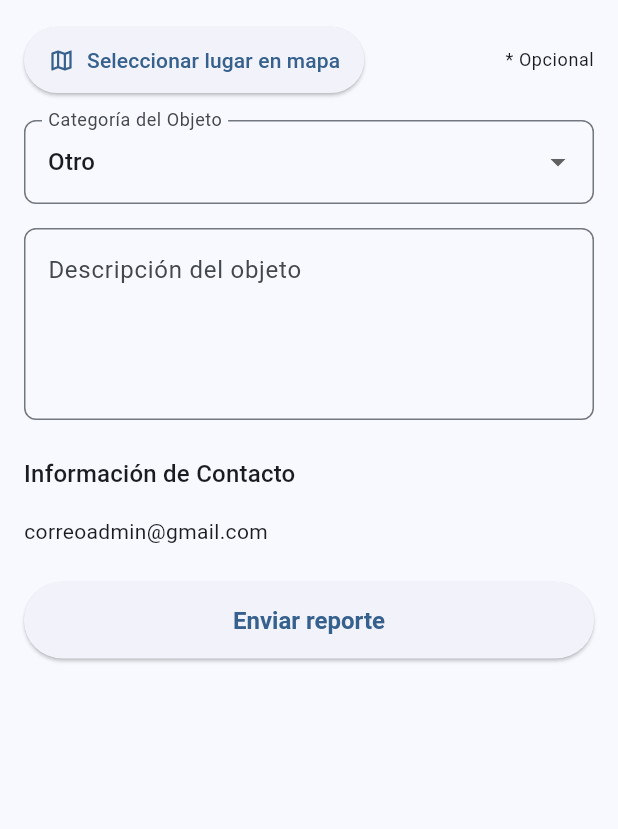
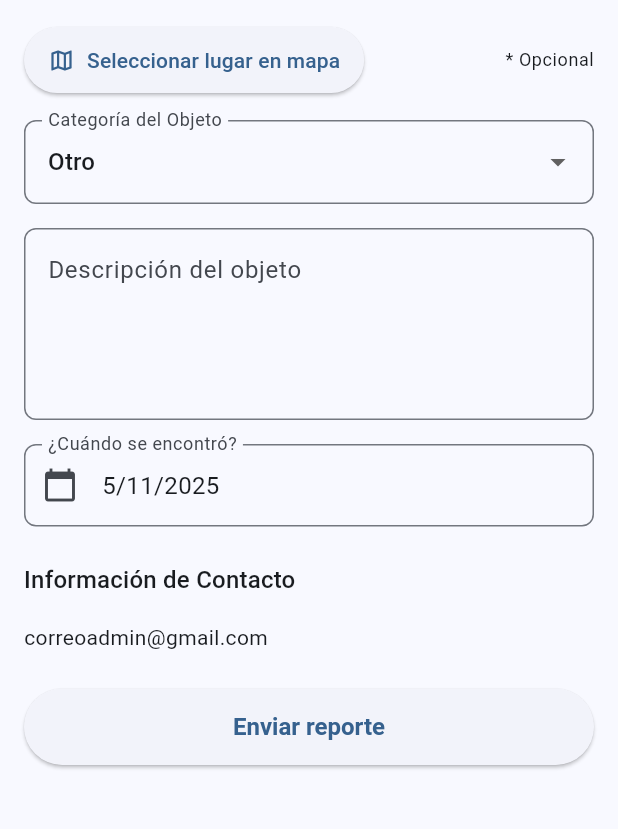
Before and after one commit to aToled/ProyIS-ObjetosPerdidos, a Flutter app: the ReportFoundItemPage screen opened directly with empty values, on a phone screen of 412 x 824 dp, the part 192-1021 px from its top. Run offline on Flutter 3.47's test engine with Material 3 defaults, Android fonts, the phone set to English and light mode, and no system bars; our stand-ins replace font_awesome_flutter, google_maps_flutter, hive, hive_flutter; accounts and stored records are empty.

Commit message:
feat: Se agregó la funcionalidad de poder definir la fecha en la que se encontró y se perdió un objeto. Se hace la diferencia entre la fecha de creación del reporte. Se hicieron cambios para ver el calendario en español.

```diff
--- a/app_objetos_perdidos/lib/pages/list_reports_admin_page.dart
+++ b/app_objetos_perdidos/lib/pages/list_reports_admin_page.dart
@@ -38,7 +38,7 @@ class _ListReportsEncontradosAdminPageState extends State<ListReportsEncontrados
           itemBuilder: (context, index) {
             final reporte = reportList[index];
 
-            final String formattedDate = _formatDate(reporte.fecha);
+            final String formattedDate = _formatDate(reporte.fechaCreacion);
             final String campusName = reporte.campus.visibleName;
             final Etiqueta etiqueta = reporte.etiqueta;
             final String etiquetaNombre = reporte.etiqueta.visibleName;
--- a/app_objetos_perdidos/lib/pages/list_reports_encontrados_admin_page.dart
+++ b/app_objetos_perdidos/lib/pages/list_reports_encontrados_admin_page.dart
@@ -38,7 +38,7 @@ class _ListReportsEncontradosAdminPage extends State<ListReportsEncontradosAdmin
           itemBuilder: (context, index) {
             final reporte = reportList[index];
 
-            final String formattedDate = _formatDate(reporte.fecha);
+            final String formattedDate = _formatDate(reporte.fechaCreacion);
             final String campusName = reporte.campus.visibleName;
             final Etiqueta etiqueta = reporte.etiqueta;
             final String etiquetaNombre = reporte.etiqueta.visibleName;
--- a/app_objetos_perdidos/lib/pages/list_reports_perdidos_admin_page.dart
+++ b/app_objetos_perdidos/lib/pages/list_reports_perdidos_admin_page.dart
@@ -38,7 +38,7 @@ class _ListaReportesPerdidosAdminState extends State<ListaReportesPerdidosAdmin>
           itemBuilder: (context, index) {
             final reporte = reportList[index];
 
-            final String formattedDate = _formatDate(reporte.fecha);
+            final String formattedDate = _formatDate(reporte.fechaCreacion);
             final String campusName = reporte.campus.visibleName;
             final Etiqueta etiqueta = reporte.etiqueta;
             final String etiquetaNombre = reporte.etiqueta.visibleName;
--- a/app_objetos_perdidos/lib/pages/report_found_item.dart
+++ b/app_objetos_perdidos/lib/pages/report_found_item.dart
@@ -25,6 +25,7 @@ class _ReportFoundItemPage extends State<ReportFoundItemPage> {
   Campus _campus = Campus.concepcion;
   final _descripcionController = TextEditingController();
   final ValueNotifier<Etiqueta> _etiqueta = ValueNotifier(Etiqueta.otro);
+  DateTime _fechaEncuentro = DateTime.now();
 
   String _getStringFromLabel(Etiqueta label) {
     switch(label) {
@@ -127,6 +128,37 @@ class _ReportFoundItemPage extends State<ReportFoundItemPage> {
     );
   }
 
+  Widget _getDateWidget() {
+    return InkWell(
+      onTap: () async {
+        final DateTime? picked = await showDatePicker(
+          context: context,
+          initialDate: _fechaEncuentro,
+          firstDate: DateTime(2020),
+          lastDate: DateTime.now(),
+        );
+        if (picked != null && picked != _fechaEncuentro) {
+          setState(() {
+            _fechaEncuentro = picked;
+          });
+        }
+      },
+      child: InputDecorator(
+        decoration: InputDecoration(
+          labelText: '¿Cuándo se encontró?',
+          prefixIcon: Icon(Icons.calendar_today),
+          border: OutlineInputBorder(
+            borderRadius: BorderRadius.circular(8.0),
+          ),
+        ),
+        child: Text(
+          "${_fechaEncuentro.day}/${_fechaEncuentro.month}/${_fechaEncuentro.year}",
+          style: TextStyle(fontSize: 16),
+        ),
+      ),
+    );
+  }
+
   Widget _getLabelWidget() {
     return ValueListenableBuilder(
       valueListenable: _etiqueta,
@@ -183,7 +215,7 @@ class _ReportFoundItemPage extends State<ReportFoundItemPage> {
             "admin",
             "TM3-5",
             "correoadmin@gmail.com",
-
+            _fechaEncuentro,
           );
 
           widget.admin.addReport(reporte);
@@ -219,7 +251,7 @@ class _ReportFoundItemPage extends State<ReportFoundItemPage> {
     for (Reporte reporte in widget.admin.getReportesEncontrados()) {
       print("-------------------");
       //print("${reporte.id} / ${reporte.numTel} / ${reporte.correo}");
-      print(reporte.fecha);
+      print(reporte.fechaCreacion);
       print(reporte.descripcion);
     }
     print("-------------------");
@@ -244,6 +276,8 @@ class _ReportFoundItemPage extends State<ReportFoundItemPage> {
                 _getLabelWidget(),
                 const SizedBox(height: 16),
                 _getDescriptionWidget(),
+                const SizedBox(height: 16),
+                _getDateWidget(),
                 const SizedBox(height: 24),
                 Text(
                   "Información de Contacto",
--- a/app_objetos_perdidos/lib/pages/reportesBuscadorPage.dart
+++ b/app_objetos_perdidos/lib/pages/reportesBuscadorPage.dart
@@ -38,7 +38,7 @@ class _ReportesBuscadorPageState extends State<ReportesBuscadorPage> {
           itemBuilder: (context, index) {
             final reporte = reportList[index];
 
-            final String formattedDate = _formatDate(reporte.fecha);
+            final String formattedDate = _formatDate(reporte.fechaCreacion);
             final String campusName = reporte.campus.visibleName;
             final Etiqueta etiqueta = reporte.etiqueta;
             final String etiquetaNombre = reporte.etiqueta.visibleName;
--- a/app_objetos_perdidos/lib/utils/reporte.dart
+++ b/app_objetos_perdidos/lib/utils/reporte.dart
@@ -10,7 +10,7 @@ abstract class Reporte {
   late String id;
 
   @HiveField(1)
-  final DateTime fecha;
+  final DateTime fechaCreacion;
 
   @HiveField(2)
   final Lugar lugar;
@@ -28,7 +28,7 @@ abstract class Reporte {
   final String creadorId;
 
 
-  Reporte(this.fecha, this.lugar, this.campus, this.descripcion, this.etiqueta, this.creadorId) {
+  Reporte(this.fechaCreacion, this.lugar, this.campus, this.descripcion, this.etiqueta, this.creadorId) {
        id = Uuid().v6();
        }
 }
--- a/app_objetos_perdidos/lib/utils/reporteEncontrado.dart
+++ b/app_objetos_perdidos/lib/utils/reporteEncontrado.dart
@@ -11,9 +11,11 @@ class ReporteEncontrado extends Reporte {
   final String ubicacionCustodia;
   @HiveField(21)
   final String correoCustodia;
+  @HiveField(22)
+  final DateTime fechaEncuentro;
 
 
-  ReporteEncontrado(super.fecha, super.lugar, super.campus, super.descripcion, super.etiqueta, super.creadorId, this.ubicacionCustodia, this.correoCustodia){
+  ReporteEncontrado(super.fechaCreacion, super.lugar, super.campus, super.descripcion, super.etiqueta, super.creadorId, this.ubicacionCustodia, this.correoCustodia, this.fechaEncuentro){
   }
 
 
--- a/app_objetos_perdidos/lib/utils/reportePerdido.dart
+++ b/app_objetos_perdidos/lib/utils/reportePerdido.dart
@@ -13,8 +13,10 @@ class ReportePerdido extends Reporte {
   final String numTel;
   @HiveField(12)
   final String correo;
+  @HiveField(13)
+  final DateTime fechaPerdida;
 
-  ReportePerdido(super.fecha, super.lugar, super.campus, super.descripcion, super.etiqueta, super.creadorId, this.numTel, this.correo,  ){
+  ReportePerdido(super.fechaCreacion, super.lugar, super.campus, super.descripcion, super.etiqueta, super.creadorId, this.numTel, this.correo, this.fechaPerdida){
   }
 
 
--- a/app_objetos_perdidos/pubspec.yaml
+++ b/app_objetos_perdidos/pubspec.yaml
@@ -8,6 +8,8 @@ environment:
 
 dependencies:
   flutter:
+    sdk: flutter
+  flutter_localizations:
     sdk: flutter
   uuid: ^4.5.1
   path_provider: ^2.0.11
```
Also changed, not shown: app_objetos_perdidos/lib/main.dart (+10 -0 lines), app_objetos_perdidos/lib/pages/report_details_page.dart (+27 -5 lines), app_objetos_perdidos/lib/pages/report_lost_item_page.dart (+36 -2 lines), app_objetos_perdidos/lib/utils/reporteEncontrado.g.dart, app_objetos_perdidos/lib/utils/reportePerdido.g.dart, app_objetos_perdidos/pubspec.lock.
